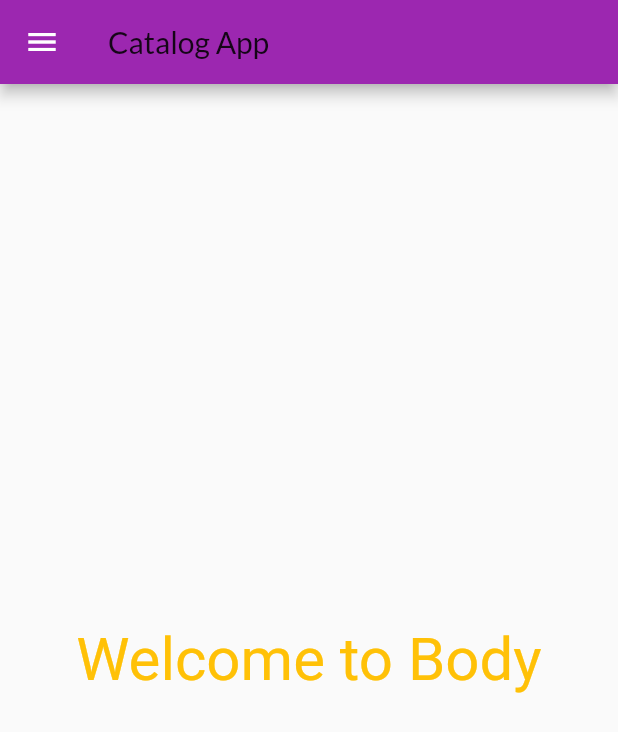
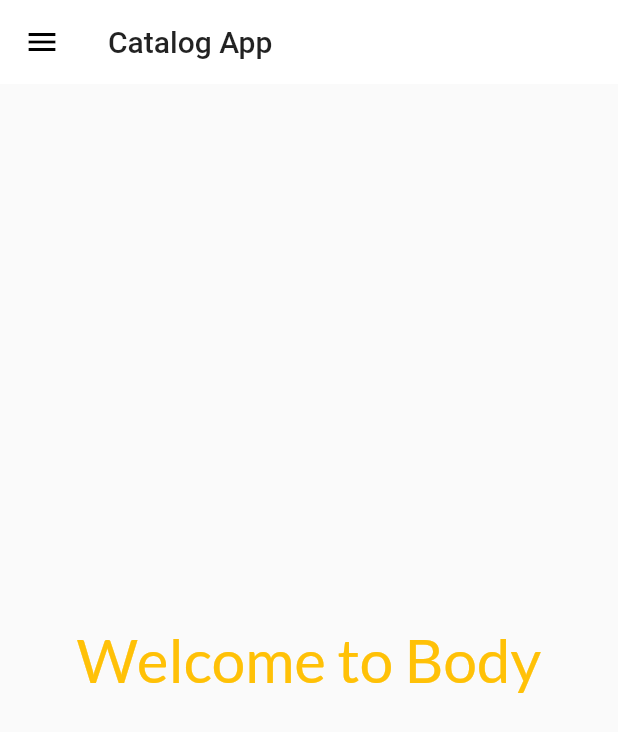
Before and after one commit to Debidattaray/flutter30, a Flutter app: the screen it shows after launch, on a phone screen of 412 x 824 dp. Shown: the top 732 px of the screen. Run offline on Flutter 3.47's test engine with Material 2 defaults, Android fonts, the phone set to English and light mode, and no system bars; our stand-ins replace google_fonts; key blocks and very long unbroken strings in the code were emptied for the run.

Commit message:
theme donne

```diff
--- a/day1/myapp1/lib/main.dart
+++ b/day1/myapp1/lib/main.dart
@@ -2,6 +2,7 @@ import 'package:flutter/widgets.dart';
 import 'package:flutter/material.dart';
 import 'package:myapp1/pages/Login_Page.dart';
 import 'package:myapp1/utils/routs.dart';
+import 'package:myapp1/widgets/thems.dart';
 import 'pages/home_page.dart';
 import 'package:google_fonts/google_fonts.dart';
 
@@ -16,11 +17,12 @@ class MyApp extends StatelessWidget {
   Widget build(BuildContext context) {
     return MaterialApp(
       themeMode: ThemeMode.light,
-      theme: ThemeData(primarySwatch: Colors.purple,
-      primaryTextTheme: GoogleFonts.latoTextTheme()),
-      darkTheme: ThemeData(
-        brightness: Brightness.dark,
-      ),
+      theme: MyTheme.lightTheme(context),
+      darkTheme: MyTheme.darkTheme(context),
+
+
+
+
       initialRoute: MyRoutes.homeRoute,
       routes: {
         MyRoutes.homeRoute : (context) => MyHomePage(),
--- /dev/null
+++ b/day1/myapp1/lib/widgets/thems.dart
@@ -0,0 +1,24 @@
+import 'package:flutter/material.dart';
+import 'package:google_fonts/google_fonts.dart';
+
+class MyTheme {
+  static ThemeData  lightTheme(BuildContext context) => ThemeData(
+      primarySwatch: Colors.deepPurple,
+      fontFamily: GoogleFonts.lato().fontFamily,
+      appBarTheme: AppBarTheme(
+        color: Colors.white,
+        elevation: 0.0,
+        iconTheme: IconThemeData(color: Colors.black),
+        textTheme: Theme.of(context).textTheme,
+      ));
+  static ThemeData  darkTheme(BuildContext
+  context) => ThemeData(
+      primarySwatch: Colors.deepPurple,
+      fontFamily: GoogleFonts.lato().fontFamily,
+      appBarTheme: AppBarTheme(
+        color: Colors.white,
+        elevation: 0.0,
+        iconTheme: IconThemeData(color: Colors.black),
+        textTheme: Theme.of(context).textTheme,
+      ));
+}
```
